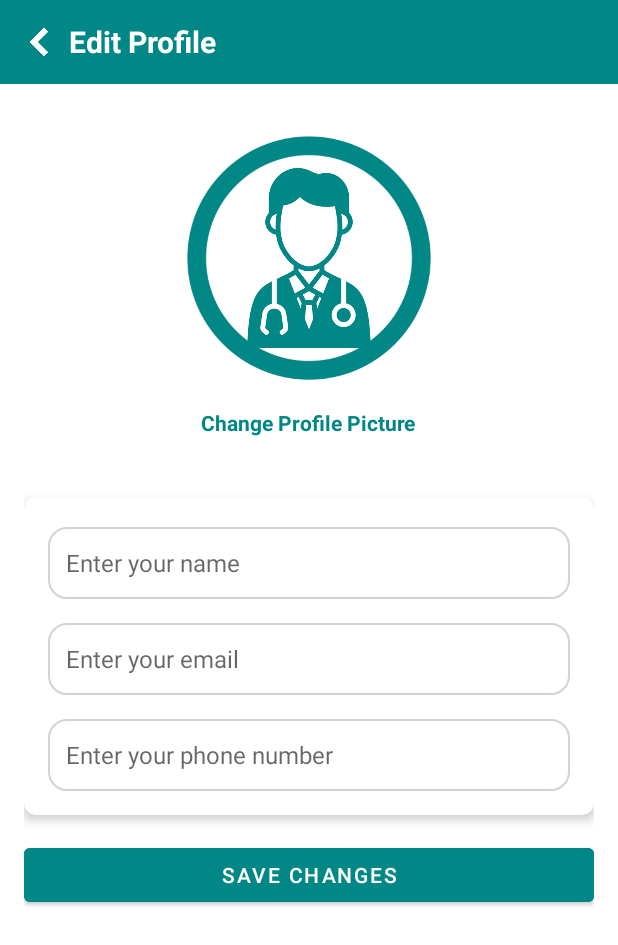
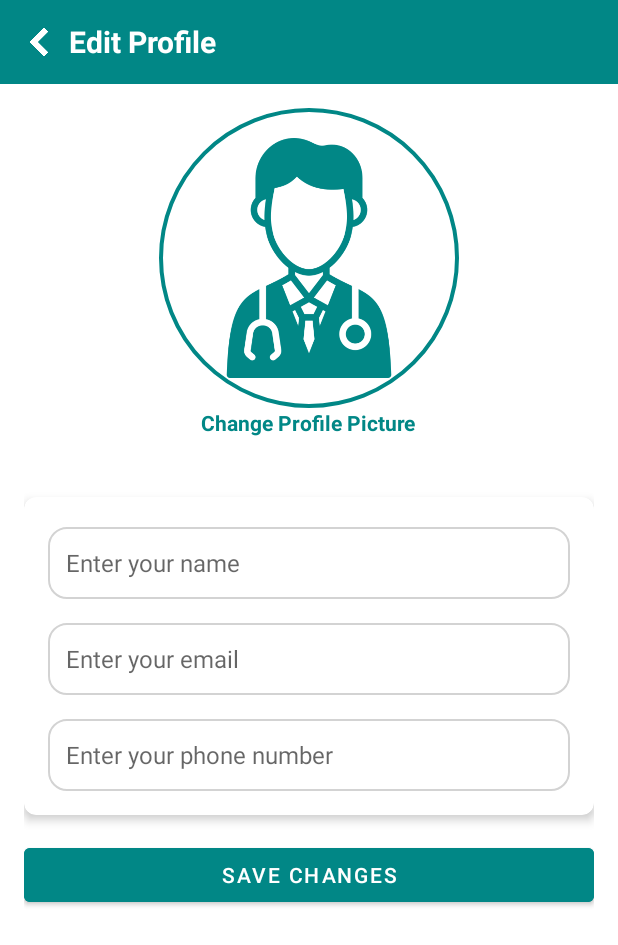
Before and after one commit to iamsadiashakil/StaffApp, an Android app: the layout activity_edit_profile.xml on its own in the app's theme, with its tools: preview values and no code run, on a phone screen of 412 x 824 dp. Shown: the top 945 px of the screen. Run offline under Robolectric (Android 15) with nearby library versions, the phone set to English and light mode, and no system bars.

Commit message:
Fixed UI issues

```diff
--- a/app/src/main/java/java/com/myhealthteam/staffapp/activities/AppointmentDetailsActivity.java
+++ b/app/src/main/java/java/com/myhealthteam/staffapp/activities/AppointmentDetailsActivity.java
@@ -75,6 +75,7 @@ public class AppointmentDetailsActivity extends Activity {
             appointment.setStatus("Completed");
             Toast.makeText(this, "Appointment marked as Completed", Toast.LENGTH_SHORT).show();
             // Update the status in the database or backend if applicable
+            // navigate to Appointments screen
         });
     }
 }
--- a/app/src/main/java/java/com/myhealthteam/staffapp/adapters/AppointmentAdapter.java
+++ b/app/src/main/java/java/com/myhealthteam/staffapp/adapters/AppointmentAdapter.java
@@ -2,12 +2,15 @@ package java.com.myhealthteam.staffapp.adapters;
 
 import android.content.Context;
 import android.content.Intent;
+import android.graphics.PorterDuff;
 import android.view.LayoutInflater;
 import android.view.View;
 import android.view.ViewGroup;
+import android.widget.ImageView;
 import android.widget.TextView;
 
 import androidx.annotation.NonNull;
+import androidx.core.content.ContextCompat;
 import androidx.recyclerview.widget.RecyclerView;
 
 import java.com.myhealthteam.staffapp.R;
@@ -39,6 +42,7 @@ public class AppointmentAdapter extends RecyclerView.Adapter<AppointmentAdapter.
     public void onBindViewHolder(@NonNull ViewHolder holder, int position) {
         Appointment appointment = appointmentList.get(position);
         Patient patient = MockData.getPatientById(appointment.getPatientId());
+        holder.patientImage.setColorFilter(ContextCompat.getColor(context, R.color.primary), PorterDuff.Mode.SRC_IN);
         holder.patientName.setText(patient.getName());
         holder.time.setText(appointment.getTime());
         holder.status.setText(appointment.getStatus());
@@ -58,9 +62,11 @@ public class AppointmentAdapter extends RecyclerView.Adapter<AppointmentAdapter.
 
     static class ViewHolder extends RecyclerView.ViewHolder {
         TextView patientName, time, status, notes;
+        ImageView patientImage;
 
         public ViewHolder(@NonNull View itemView) {
             super(itemView);
+            patientImage = itemView.findViewById(R.id.patient_image);
             patientName = itemView.findViewById(R.id.patient_name);
             time = itemView.findViewById(R.id.appointment_time);
             status = itemView.findViewById(R.id.appointment_status);
--- /dev/null
+++ b/app/src/main/res/drawable/circle_1.xml
@@ -0,0 +1,5 @@
+<?xml version="1.0" encoding="utf-8"?>
+<shape xmlns:android="http://schemas.android.com/apk/res/android"
+    android:shape="oval">
+    <stroke android:color="@color/primary" android:width="2.5dp"/>
+</shape>
--- a/app/src/main/res/layout/activity_appointment.xml
+++ b/app/src/main/res/layout/activity_appointment.xml
@@ -42,6 +42,7 @@
         android:id="@+id/recycler_appointments"
         android:layout_marginTop="56dp"
         android:layout_width="match_parent"
-        android:layout_height="match_parent" />
+        android:layout_height="match_parent"
+        android:padding="16dp"/>
 
 </androidx.coordinatorlayout.widget.CoordinatorLayout>
--- a/app/src/main/res/layout/activity_appointment_details.xml
+++ b/app/src/main/res/layout/activity_appointment_details.xml
@@ -97,6 +97,7 @@
                 android:background="@drawable/edittext_background"
                 android:padding="12dp"
                 android:textSize="16sp"
+                android:gravity="top|start"
                 android:layout_marginBottom="16dp" />
 
             <!-- Mark as Complete Button -->
--- a/app/src/main/res/layout/activity_edit_profile.xml
+++ b/app/src/main/res/layout/activity_edit_profile.xml
@@ -55,11 +55,10 @@
                 android:id="@+id/profile_picture"
                 android:layout_width="200dp"
                 android:layout_height="200dp"
-                android:padding="40dp"
+                android:padding="20dp"
                 android:src="@drawable/profile"
                 android:contentDescription="Profile Picture"
-                android:backgroundTint="@color/primary"
-                android:background="@drawable/circle"
+                android:background="@drawable/circle_1"
                 app:tint="@color/primary" />
 
             <TextView
--- a/app/src/main/res/layout/activity_profile.xml
+++ b/app/src/main/res/layout/activity_profile.xml
@@ -72,11 +72,10 @@
                     android:id="@+id/profile_picture"
                     android:layout_width="90dp"
                     android:layout_height="90dp"
-                    android:padding="15dp"
+                    android:padding="11dp"
                     android:src="@drawable/profile"
                     android:contentDescription="Profile Picture"
-                    android:background="@drawable/circle"
-                    android:backgroundTint="@color/primary"
+                    android:background="@drawable/circle_1"
                     app:tint="@color/primary" />
 
                 <LinearLayout
--- a/app/src/main/res/layout/item_patient.xml
+++ b/app/src/main/res/layout/item_patient.xml
@@ -20,9 +20,8 @@
             android:layout_width="48dp"
             android:layout_height="48dp"
             android:src="@drawable/profile"
-            android:background="@drawable/circle"
-            android:backgroundTint="@color/primary"
-            android:padding="8dp"
+            android:background="@drawable/circle_1"
+            android:padding="6dp"
             android:contentDescription="Patient Image"
             android:layout_marginEnd="16dp"
             app:tint="@color/primary" />
```
Also changed, not shown: app/src/main/res/layout/item_appointment_row.xml (+46 -8 lines).
